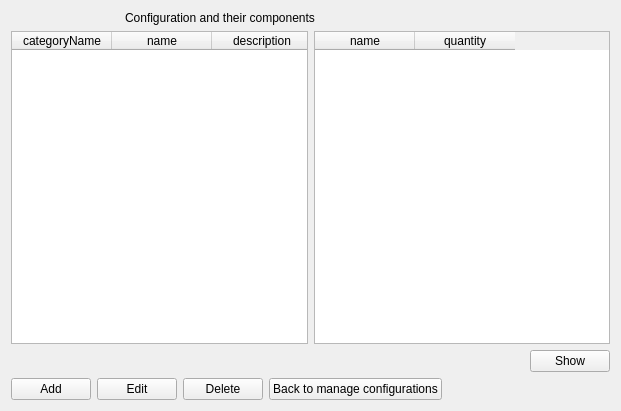
The window that qt/apps/configurator/forms/configuration_components.ui (Wolframe/qtClient) describes before a commit, drawn with Qt 5.
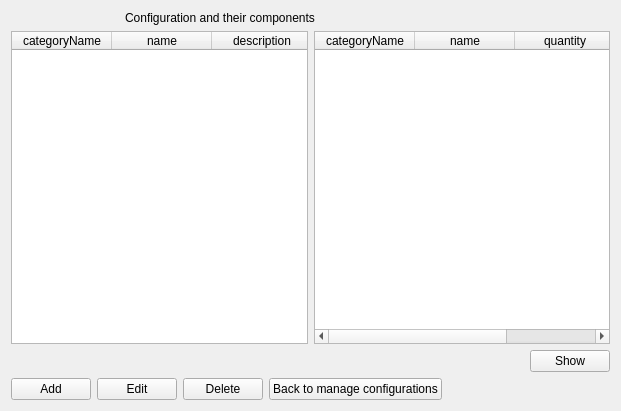
The same window after the commit. Icons and pictures are not drawn.

Commit message: configurator: - creationDate=datetime('now') instead of input field - fixed some categoryNames in configurations and components qtclient: fixed some crashes

Patch:
```diff
--- a/qt/apps/configurator/forms/configuration_components.ui
+++ b/qt/apps/configurator/forms/configuration_components.ui
@@ -206,6 +206,11 @@
        <property name="action" stdset="0">
         <string notr="true">read</string>
        </property>
+       <column>
+        <property name="text">
+         <string>categoryName</string>
+        </property>
+       </column>
        <column>
         <property name="text">
          <string>name</string>
```
The commit also changes 8 other files.
